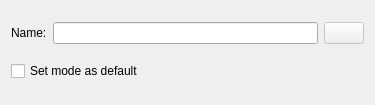
Qt form kcmlirc/modedialog.ui (KDE/kremotecontrol) before a commit.
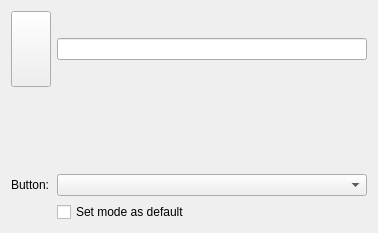
The same form after that commit. Custom widgets are drawn as their Qt base class.

The edit to the form file:
```diff
--- a/kcmlirc/modedialog.ui
+++ b/kcmlirc/modedialog.ui
@@ -6,65 +6,41 @@
    <rect>
     <x>0</x>
     <y>0</y>
-    <width>375</width>
-    <height>105</height>
+    <width>378</width>
+    <height>233</height>
    </rect>
   </property>
   <property name="windowTitle">
    <string>New Mode</string>
   </property>
-  <layout class="QVBoxLayout" name="verticalLayout">
-   <item>
-    <layout class="QHBoxLayout">
-     <property name="margin">
-      <number>0</number>
-     </property>
-     <item>
-      <widget class="QLabel" name="textLabel5">
-       <property name="text">
-        <string comment="Name of the remote mode">Name:</string>
-       </property>
-      </widget>
-     </item>
-     <item>
-      <widget class="KLineEdit" name="leName"/>
-     </item>
-     <item>
+  <layout class="QGridLayout" name="gridLayout">
+   <item row="0" column="0" colspan="2">
       <widget class="KIconButton" name="ibIcon">
-       <property name="enabled">
-        <bool>false</bool>
-       </property>
-       <property name="sizePolicy">
-        <sizepolicy hsizetype="Maximum" vsizetype="Maximum">
-         <horstretch>16</horstretch>
-         <verstretch>16</verstretch>
-        </sizepolicy>
-       </property>
-       <property name="baseSize">
+     <property name="minimumSize">
         <size>
-         <width>32</width>
-         <height>32</height>
-        </size>
-       </property>
+       <width>0</width>
+       <height>76</height>
+      </size>
+     </property>
+    </widget>
+   </item>
+   <item row="0" column="2">
+    <widget class="KLineEdit" name="leName"/>
+   </item>
+   <item row="2" column="0" colspan="3">
+    <widget class="KSeparator" name="kseparator"/>
+   </item>
+   <item row="3" column="2">
+    <widget class="KComboBox" name="cbButtons"/>
+   </item>
+   <item row="3" column="0" colspan="2">
+    <widget class="QLabel" name="label">
        <property name="text">
-        <string/>
-       </property>
-       <property name="checkable">
-        <bool>false</bool>
-       </property>
-       <property name="iconSize">
-        <number>16</number>
-       </property>
-       <property name="strictIconSize">
-        <bool>false</bool>
+      <string>Button:</string>
        </property>
       </widget>
      </item>
-    </layout>
-   </item>
-   <item>
-    <layout class="QHBoxLayout" name="horizontalLayout">
-     <item>
+   <item row="4" column="2">
       <widget class="QCheckBox" name="cbSetDefault">
        <property name="text">
         <string>Set mode as default</string>
@@ -72,8 +48,6 @@
       </widget>
      </item>
     </layout>
-   </item>
-  </layout>
  </widget>
  <customwidgets>
   <customwidget>
@@ -86,6 +60,16 @@
    <extends>QLineEdit</extends>
    <header>klineedit.h</header>
   </customwidget>
+  <customwidget>
+   <class>KComboBox</class>
+   <extends>QComboBox</extends>
+   <header>kcombobox.h</header>
+  </customwidget>
+  <customwidget>
+   <class>KSeparator</class>
+   <extends>QFrame</extends>
+   <header>kseparator.h</header>
+  </customwidget>
  </customwidgets>
  <resources/>
  <connections/>
```
Lines whose indentation alone changed are shown as unchanged.
